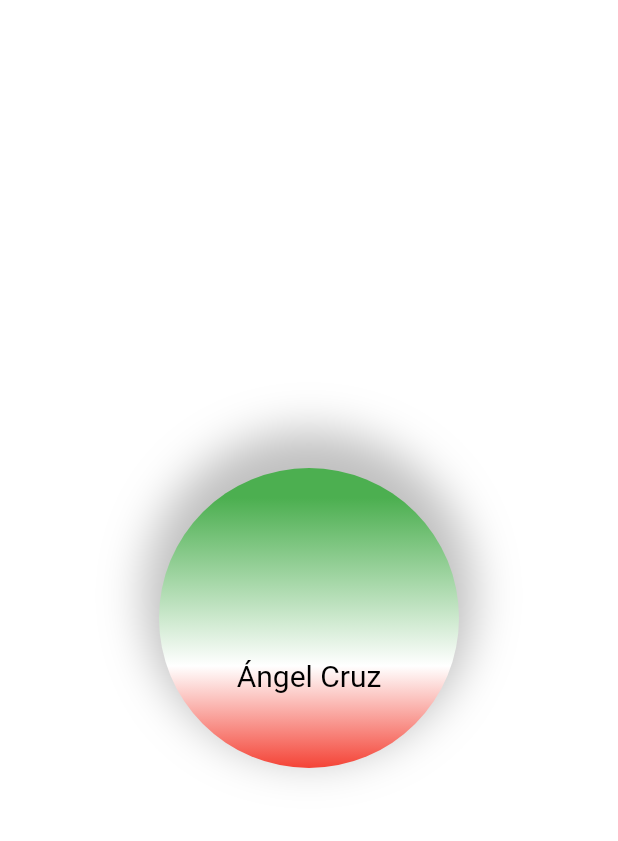
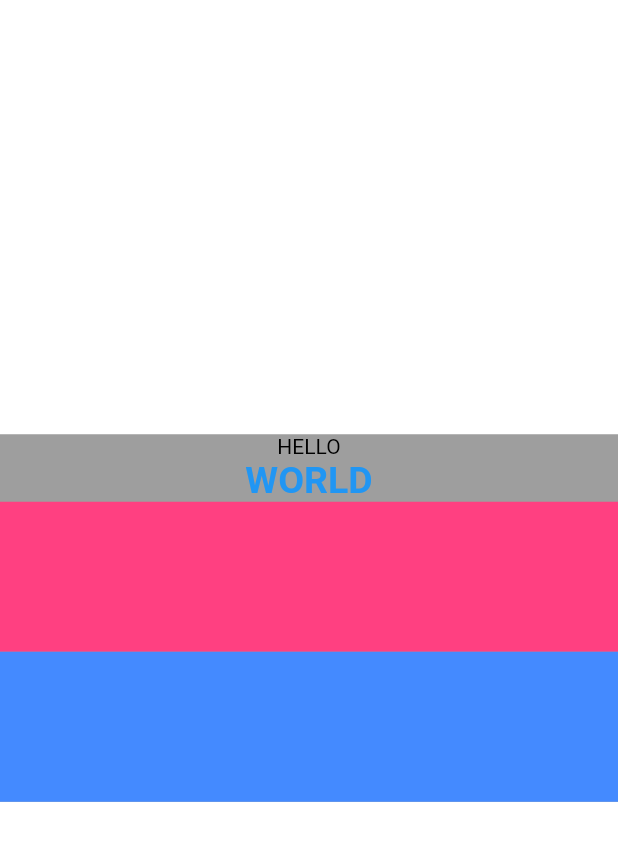
Before and after one commit to AngelCruzL/flutter-widgets, a Flutter app: the screen it shows after launch, on a phone screen of 412 x 824 dp. Shown: the top 841 px of the screen. Run offline on Flutter 3.47's test engine with Material 2 defaults, Android fonts, the phone set to English and light mode, and no system bars.

Commit message:
Add column widget example

```diff
--- a/lib/main.dart
+++ b/lib/main.dart
@@ -1,7 +1,8 @@
 import 'package:flutter/material.dart';
 
 // import 'widgets/text.dart';
-import 'widgets/container.dart';
+// import 'widgets/container.dart';
+import 'widgets/column.dart';
 
 void main() {
   runApp(const MyApp());
@@ -13,6 +14,6 @@ class MyApp extends StatelessWidget {
   // This widget is the root of your application.
   @override
   Widget build(BuildContext context) {
-    return const MaterialApp(home: MyContainer());
+    return const MaterialApp(home: MyColumn());
   }
 }
--- /dev/null
+++ b/lib/widgets/column.dart
@@ -0,0 +1,47 @@
+import 'package:flutter/material.dart';
+
+class MyColumn extends StatelessWidget {
+  const MyColumn({super.key});
+
+  @override
+  Widget build(BuildContext context) {
+    return DefaultTextStyle(
+      style: const TextStyle(
+        color: Colors.black,
+      ),
+      child: Container(
+        color: Colors.white,
+        padding: const EdgeInsets.symmetric(
+          vertical: 55,
+        ),
+        child: Center(
+          child: Container(
+            color: Colors.grey,
+            child: Column(
+              mainAxisSize: MainAxisSize.min,
+              children: [
+                const Text('HELLO'),
+                const Text(
+                  'WORLD',
+                  style: TextStyle(
+                    color: Colors.blue,
+                    fontSize: 25,
+                    fontWeight: FontWeight.bold,
+                  ),
+                ),
+                Container(
+                  height: 100,
+                  color: Colors.pinkAccent,
+                ),
+                Container(
+                  height: 100,
+                  color: Colors.blueAccent,
+                ),
+              ],
+            ),
+          ),
+        ),
+      ),
+    );
+  }
+}
```
